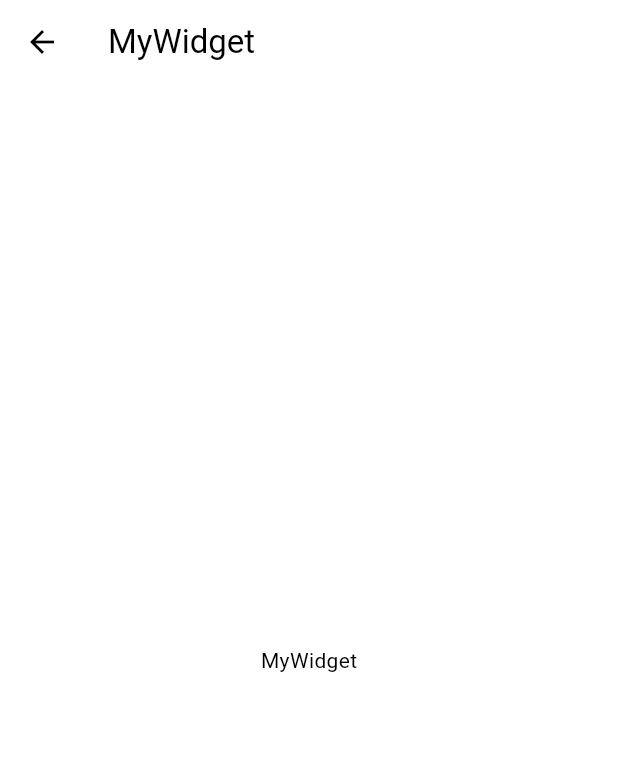
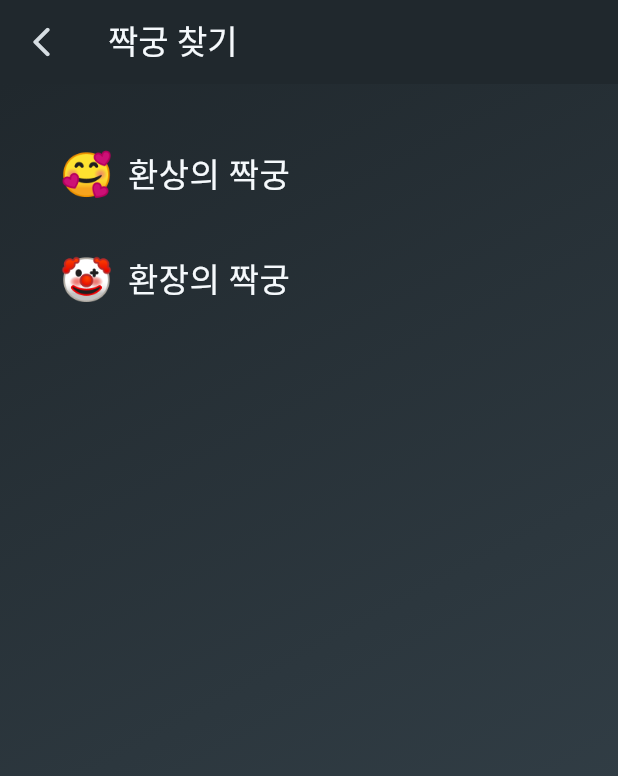
Before and after one commit to Match-Management-App/Frontend, a Flutter app: the FindPartnerPage screen opened directly, on a phone screen of 412 x 824 dp. Shown: the top 776 px of the screen. Run offline on Flutter 3.47's test engine with Material 3 defaults, Android fonts, the phone set to English and light mode, and no system bars; our stand-ins replace smooth_page_indicator, table_calendar; Roboto replaces fonts that are missing (Pretendard).

Commit message:
feat: 짝궁 페이지에 subtitle 추가

```diff
--- a/wanna_play_soccer/lib/FindPartner/find_partner.dart
+++ /dev/null
@@ -1,23 +0,0 @@
-import 'package:flutter/material.dart';
-
-class FindPartnerPage extends StatelessWidget {
-  const FindPartnerPage({super.key});
-
-  @override
-  Widget build(BuildContext context) {
-    return Scaffold(
-      appBar: AppBar(
-        leading: IconButton(
-          icon: const Icon(Icons.arrow_back),
-          onPressed: () {
-            Navigator.pop(context);
-          },
-        ),
-        title: const Text('MyWidget'),
-      ),
-      body: const Center(
-        child: Text('MyWidget'),
-      ),
-    );
-  }
-}
--- /dev/null
+++ b/wanna_play_soccer/lib/FindPartner/find_partner_page.dart
@@ -0,0 +1,43 @@
+import 'package:flutter/material.dart';
+import 'package:wanna_play_soccer/Component/subtitle.dart';
+import 'package:wanna_play_soccer/Theme/my_colors.dart';
+import 'package:wanna_play_soccer/Theme/my_theme.dart';
+
+class FindPartnerPage extends StatelessWidget {
+  const FindPartnerPage({super.key});
+
+  @override
+  Widget build(BuildContext context) {
+    return Scaffold(
+      appBar: AppBar(
+        leading: IconButton(
+          icon: const Icon(
+            Icons.arrow_back_ios_rounded,
+            color: MyColors.myLightGrey,
+          ),
+          onPressed: () {
+            Navigator.pop(context);
+          },
+        ),
+        backgroundColor: MyColors.myBlack,
+        elevation: 0,
+        scrolledUnderElevation: 0,
+        centerTitle: false,
+        title: const Text(
+          '짝궁 찾기',
+          style: TextStyle(color: MyColors.myWhite),
+        ),
+      ),
+      body: Container(
+        padding: const EdgeInsets.all(20),
+        decoration: MyTheme.backgroundColor,
+        child: const Column(
+          children: [
+            Subtitle(icon: "🥰", subtitle: "환상의 짝궁"),
+            Subtitle(icon: "🤡", subtitle: "환장의 짝궁"),
+          ],
+        ),
+      ),
+    );
+  }
+}
--- a/wanna_play_soccer/lib/HomeScreen/Widgets/find_partner_button.dart
+++ b/wanna_play_soccer/lib/HomeScreen/Widgets/find_partner_button.dart
@@ -1,18 +1,13 @@
 import "package:flutter/material.dart";
-import "package:wanna_play_soccer/FindPartner/find_partner.dart";
+import "package:wanna_play_soccer/FindPartner/find_partner_page.dart";
 import "package:wanna_play_soccer/Theme/my_colors.dart";
 import "package:wanna_play_soccer/Theme/my_theme.dart";
 
-class FindPartnerButton extends StatefulWidget {
+class FindPartnerButton extends StatelessWidget {
   const FindPartnerButton({
     super.key,
   });
 
-  @override
-  State<FindPartnerButton> createState() => _FindPartnerButtonState();
-}
-
-class _FindPartnerButtonState extends State<FindPartnerButton> {
   @override
   Widget build(BuildContext context) {
     return SizedBox(
```
